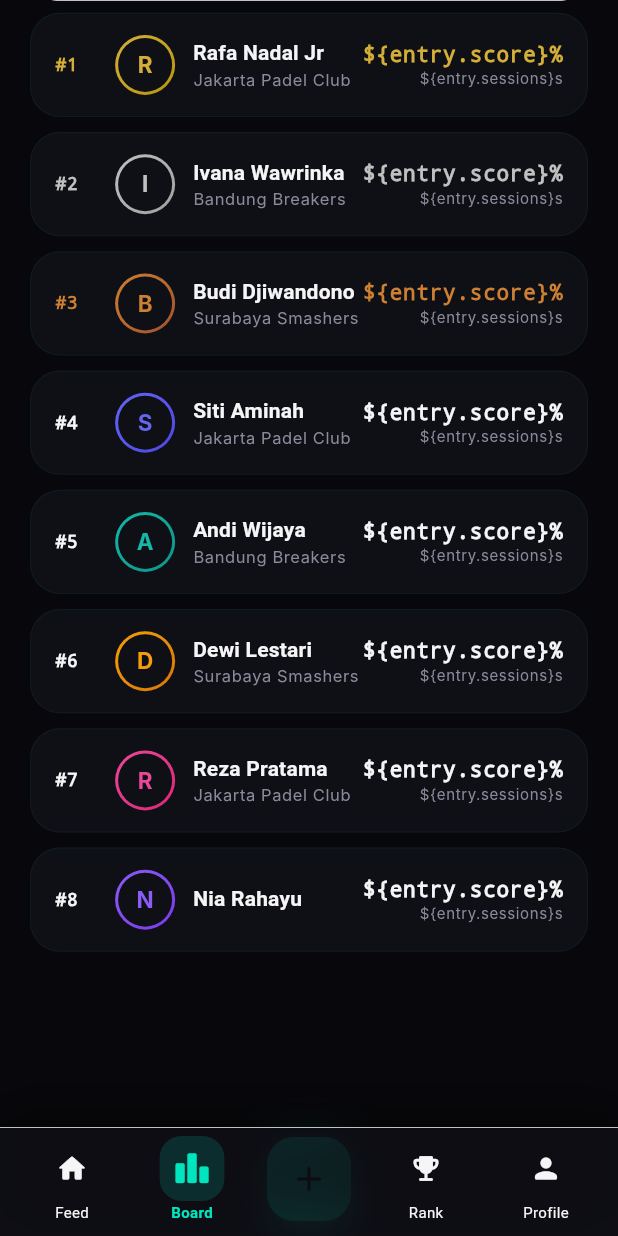
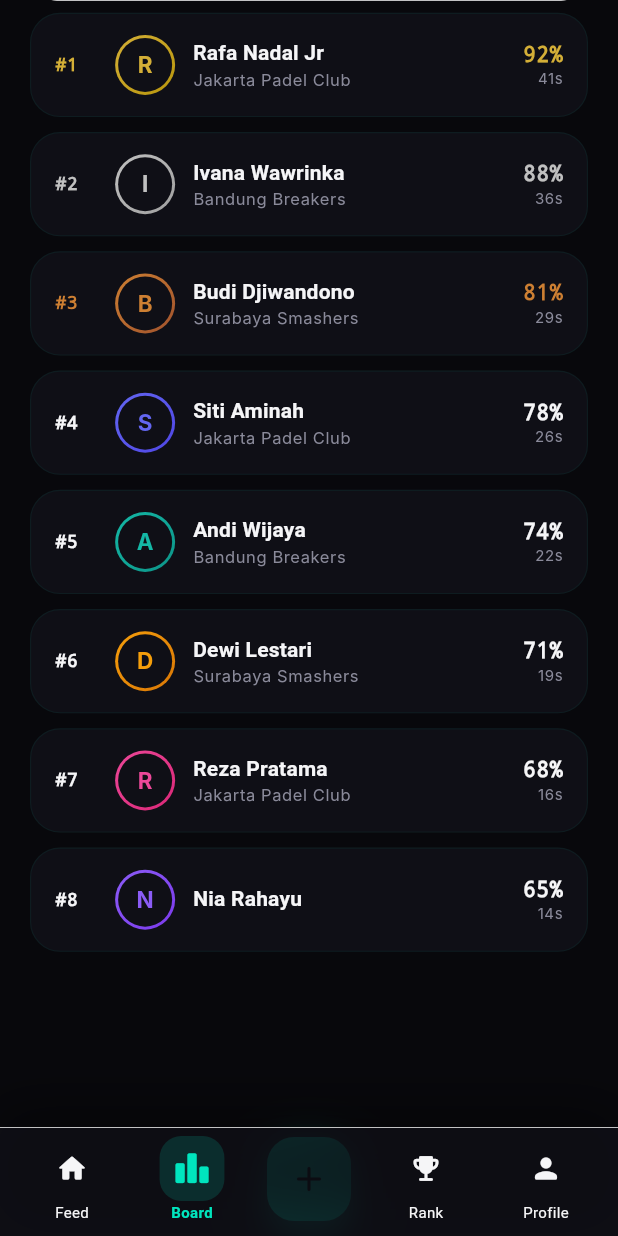
Before and after one commit to aftarfadilah/paddle-flex, a Flutter app: the BoardScreen screen opened by its route, scrolled down 441 dp, on a phone screen of 412 x 824 dp. Run offline on Flutter 3.47's test engine with Material 3 defaults, Android fonts, the phone set to English and light mode, and no system bars; our stand-ins replace cloud_firestore, firebase_auth, flutter_riverpod, go_router; accounts and stored records are empty; Roboto replaces fonts that are missing (Inter, Space Grotesk).

Commit message:
fix: resolve all escaped-dollar interpolations in board_screen

```diff
--- a/lib/features/leaderboard/presentation/board_screen.dart
+++ b/lib/features/leaderboard/presentation/board_screen.dart
@@ -75,7 +75,7 @@ class _BoardScreenState extends ConsumerState<BoardScreen>
       backgroundColor: Theme.of(context).scaffoldBackgroundColor,
       body: lbAsync.when(
         loading: () => const _BoardShimmer(),
-        error: (e, st) => Center(child: Text('Error: \$e', style: Theme.of(context).textTheme.bodyMedium)),
+        error: (e, st) => Center(child: Text('Error: $e', style: Theme.of(context).textTheme.bodyMedium)),
         data: (data) => NestedScrollView(
           physics: const BouncingScrollPhysics(),
           headerSliverBuilder: (_, __) => [
@@ -221,7 +221,7 @@ class _PodiumPlace extends StatelessWidget {
         ),
         const SizedBox(height: 8),
         Text(entry.name.split(' ').first, style: Theme.of(context).textTheme.titleSmall?.copyWith(fontSize: 12)),
-        Text('\${entry.score}%', style: Theme.of(context).textTheme.labelMedium?.copyWith(
+        Text('${entry.score}%', style: Theme.of(context).textTheme.labelMedium?.copyWith(
           color: medalColor, fontSize: 14, fontWeight: FontWeight.w700)),
         const SizedBox(height: 8),
         // Podium block
@@ -354,9 +354,9 @@ class _PlayerRow extends StatelessWidget {
           Column(
             crossAxisAlignment: CrossAxisAlignment.end,
             children: [
-              Text('\${entry.score}%', style: Theme.of(context).textTheme.labelMedium?.copyWith(
+              Text('${entry.score}%', style: Theme.of(context).textTheme.labelMedium?.copyWith(
                 color: entry.rank <= 3 ? rankColor : Theme.of(context).colorScheme.onSurface, fontSize: 14)),
-              Text('\${entry.sessions}s', style: Theme.of(context).textTheme.bodySmall?.copyWith(fontSize: 10)),
+              Text('${entry.sessions}s', style: Theme.of(context).textTheme.bodySmall?.copyWith(fontSize: 10)),
             ],
           ),
         ],
@@ -397,11 +397,11 @@ class _ExerciseList extends StatelessWidget {
                   crossAxisAlignment: CrossAxisAlignment.start,
                   children: [
                     Text(entries[i].name, style: Theme.of(context).textTheme.titleMedium),
-                    Text('\${entries[i].sessions} sessions', style: Theme.of(context).textTheme.bodySmall),
+                    Text('${entries[i].sessions} sessions', style: Theme.of(context).textTheme.bodySmall),
                   ],
                 ),
               ),
-              Text('\${entries[i].best}%', style: Theme.of(context).textTheme.labelMedium?.copyWith(
+              Text('${entries[i].best}%', style: Theme.of(context).textTheme.labelMedium?.copyWith(
                 color: Theme.of(context).colorScheme.primary, fontSize: 16, fontWeight: FontWeight.w700)),
             ],
           ),
```
